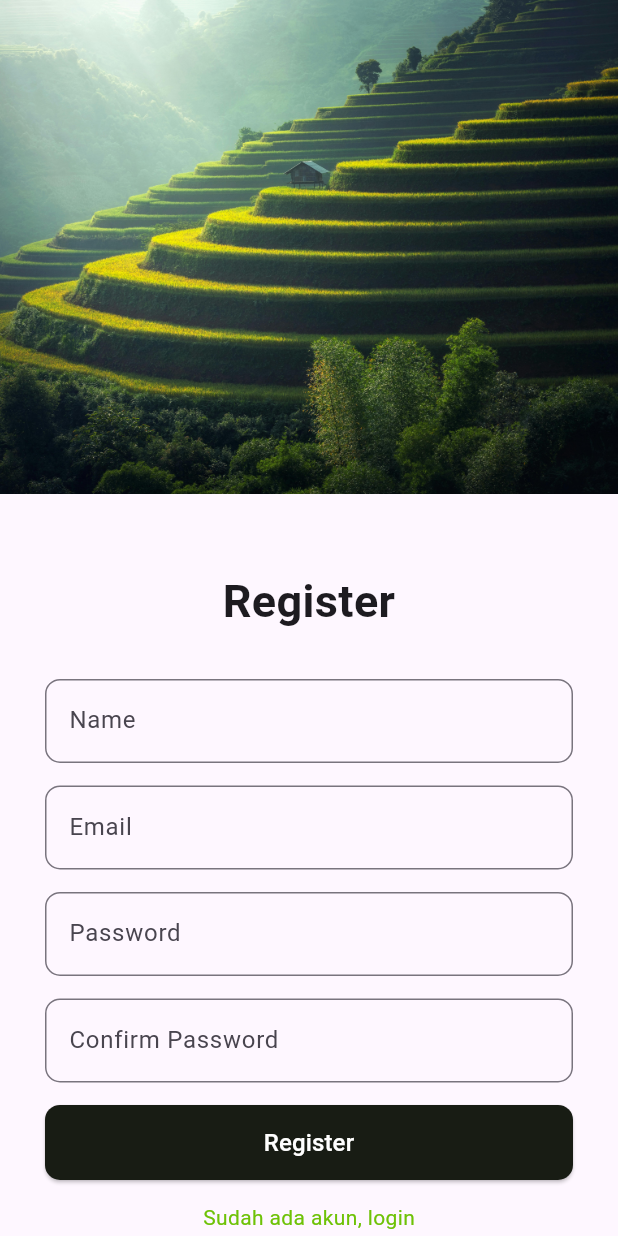
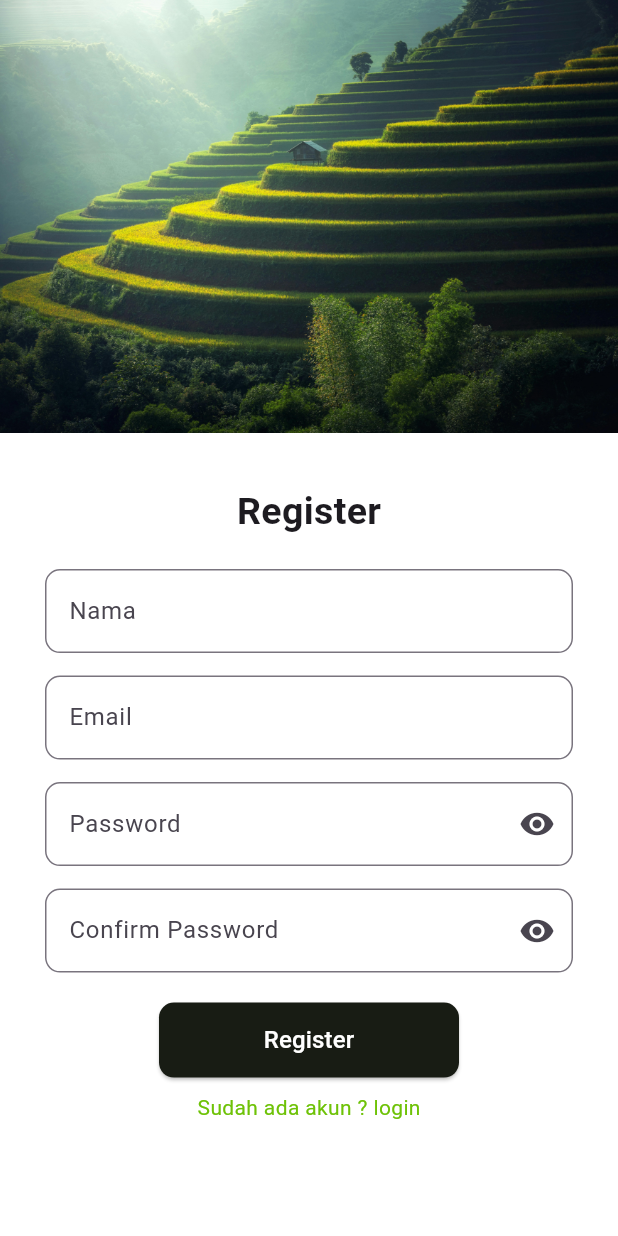
Before and after one commit to blacksonatae/rootnity_app, a Flutter app: the Register screen opened directly, on a phone screen of 412 x 824 dp. Run offline on Flutter 3.47's test engine with Material 3 defaults, Android fonts, the phone set to English and light mode, and no system bars; our stand-ins replace bootstrap_icons, flutter_blue_plus; statements that could not run were skipped.

Commit message:
Add Auth

```diff
--- /dev/null
+++ b/lib/config/auth_helper.dart
@@ -0,0 +1,3 @@
+class AuthHelper {
+
+}
--- /dev/null
+++ b/lib/screens/auth/register.dart
@@ -0,0 +1,156 @@
+import 'package:flutter/material.dart';
+
+import 'login.dart';
+
+class Register extends StatefulWidget {
+  const Register({super.key});
+
+  @override
+  State<Register> createState() => _RegisterState();
+}
+
+class _RegisterState extends State<Register> {
+  bool obscureText = true;
+
+
+  @override
+  Widget build(BuildContext context) {
+    double screenWidth = MediaQuery.of(context).size.width;
+    double screenHeight = MediaQuery.of(context).size.height;
+
+    return Scaffold(
+      backgroundColor: Colors.white,
+      body: SingleChildScrollView(
+        child: Column(
+          children: [
+            // Background Images
+            Image.asset(
+              'images/pexels-pixabay-247599.jpg',
+              width: screenWidth,
+              height: screenHeight * 0.35,
+              fit: BoxFit.cover,
+            ),
+            const SizedBox(height: 5), // dikasih jarak
+            // Konten form login
+            Padding(
+              padding: EdgeInsets.all(30.0),
+              child: Column(
+                children: [
+                  const Text(
+                    "Register",
+                    style: TextStyle(
+                      fontSize: 25.0,
+                      fontWeight: FontWeight.w700,
+                    ),
+                  ),
+                  const SizedBox(height: 20),
+                  // Nama Pengguna
+                  TextField(
+                    decoration: InputDecoration(
+                      labelText: 'Nama',
+                      border: OutlineInputBorder(
+                        borderRadius: BorderRadius.circular(10),
+                      )
+                    ),
+                  ),
+                  const SizedBox(height: 15),
+                  // Email
+                  TextField(
+                    decoration: InputDecoration(
+                      labelText: 'Email',
+                      border: OutlineInputBorder(
+                        borderRadius: BorderRadius.circular(10),
+                      )
+                    ),
+                  ),
+                  const SizedBox(height: 15),
+                  TextField(
+                    obscureText: obscureText,
+                    decoration: InputDecoration(
+                      labelText: 'Password',
+                      suffixIcon: IconButton(
+                          onPressed: () {
+                            setState(() {
+                              obscureText = !obscureText;
+                            });
+                          },
+                          icon: Icon(
+                            obscureText ? Icons.visibility : Icons.visibility_off,
+                          ),
+                      ),
+                      border: OutlineInputBorder(
+                        borderRadius: BorderRadius.circular(10),
+                      ),
+                    ),
+                  ),
+                  const SizedBox(height: 15),
+                  TextField(
+                    obscureText: obscureText,
+                    decoration: InputDecoration(
+                      labelText: 'Confirm Password',
+                      suffixIcon: IconButton(
+                          onPressed: () {
+                            setState(() {
+                              obscureText =! obscureText;
+                            });
+                          },
+                          icon: Icon(
+                            obscureText ? Icons.visibility : Icons.visibility_off,
+                          ),
+                      ),
+                      border: OutlineInputBorder(
+                        borderRadius: BorderRadius.circular(10)
+                      )
+                    ),
+                  ),
+                  const SizedBox(height: 20),
+                  SizedBox(
+                    width: 200,
+                    height: 50,
+                    child: ElevatedButton(
+                      onPressed: () {
+
+                      },
+                      style: ElevatedButton.styleFrom(
+                        backgroundColor: Color(0xFF181C14),
+                        foregroundColor: Colors.white,
+                        shape: RoundedRectangleBorder(
+                          borderRadius: BorderRadius.circular(10),
+                        ),
+                      ),
+                      child: const Text(
+                        "Register",
+                        style: TextStyle(
+                          fontWeight: FontWeight.w500,
+                          fontSize: 16,
+                        ),
+                      ),
+                    ),
+                  ),
+                  const SizedBox(height: 10),
+                  GestureDetector(
+                    onTap: () {
+                      Navigator.push(
+                        context,
+                        MaterialPageRoute(
+                            builder: (context) => const Login()
+                        ),
+                      );
+                    },
+                    child: Text(
+                      "Sudah ada akun ? login",
+                      style: TextStyle(
+                        color: Color(0xFF6EC207),
+                        decoration: TextDecoration.none
+                      ),
+                    ),
+                  ),
+                ],
+              ),
+            ),
+          ],
+        ),
+      ),
+    );
+  }
+}
--- a/lib/screens/register.dart
+++ /dev/null
@@ -1,135 +0,0 @@
-import 'package:flutter/material.dart';
-
-class Register extends StatelessWidget {
-  const Register({super.key});
-
-  void register() {
-    // Tambahkan logika registrasi di sini
-  }
-
-  @override
-  Widget build(BuildContext context) {
-    double screenHeight = MediaQuery.of(context).size.height;
-    double screenWidth = MediaQuery.of(context).size.width;
-
-    return Scaffold(
-      body: SingleChildScrollView(
-        child: Column(
-          children: [
-            Image.asset(
-              'images/pexels-pixabay-247599.jpg',
-              width: screenWidth,
-              height: screenHeight * 0.4,
-              fit: BoxFit.cover,
-            ),
-            const SizedBox(height: 20),
-            Padding(
-              padding: const EdgeInsets.all(30.0),
-              child: Column(
-                crossAxisAlignment: CrossAxisAlignment.stretch,
-                children: [
-                  const Text(
-                    'Register',
-                    style: TextStyle(
-                      fontSize: 30,
-                      fontWeight: FontWeight.bold,
-                    ),
-                    textAlign: TextAlign.center,
-                  ),
-                  const SizedBox(height: 30),
-                  // Nama Pengguna
-                  const TextField(
-                    decoration: InputDecoration(
-                      labelText: 'Name',
-                      border: OutlineInputBorder(
-                        borderRadius: BorderRadius.all(
-                          Radius.circular(10),
-                        ),
-                      ),
-                    ),
-                  ),
-                  const SizedBox(height: 15),
-                  // Email
-                  const TextField(
-                    decoration: InputDecoration(
-                      labelText: 'Email',
-                      border: OutlineInputBorder(
-                        borderRadius: BorderRadius.all(
-                          Radius.circular(10),
-                        ),
-                      ),
-                    ),
-                  ),
-                  const SizedBox(height: 15),
-                  // Password
-                  const TextField(
-                    obscureText: true,
-                    decoration: InputDecoration(
-                      labelText: 'Password',
-                      border: OutlineInputBorder(
-                        borderRadius: BorderRadius.all(
-                          Radius.circular(10),
-                        ),
-                      ),
-                    ),
-                  ),
-                  const SizedBox(height: 15),
-                  // Confirm Password
-                  const TextField(
-                    obscureText: true,
-                    decoration: InputDecoration(
-                      labelText: 'Confirm Password',
-                      border: OutlineInputBorder(
-                        borderRadius: BorderRadius.all(
-                          Radius.circular(10),
-                        ),
-                      ),
-                    ),
-                  ),
-                  const SizedBox(height: 15),
-                  // Tombol Register
-                  SizedBox(
-                    height: 50,
-                    child: ElevatedButton(
-                      onPressed: register,
-                      style: ElevatedButton.styleFrom(
-                        backgroundColor: const Color(0xFF181C14), // Warna hitam
-                        foregroundColor: Colors.white, // Warna teks putih
-                        shape: RoundedRectangleBorder(
-                          borderRadius: BorderRadius.circular(10),
-                        ),
-                      ),
-                      child: const Text(
-                        "Register",
-                        style: TextStyle(
-                          fontSize: 16,
-                          fontWeight: FontWeight.w500,
-                        ),
-                        textAlign: TextAlign.center,
-                      ),
-                    ),
-                  ),
-                  const SizedBox(height: 15),
-                  Center(
-                    child: GestureDetector(
-                      onTap: () {
-                        // Tambahkan navigasi ke halaman login
-                      },
-                      child: const Text(
-                        'Sudah ada akun, login',
-                        style: TextStyle(
-                          color: Color(0xFF6EC207),
-                          decoration: TextDecoration.none,
-                        ),
-                      ),
-                    ),
-                  ),
-                ],
-              ),
-            ),
-          ],
-        ),
-      ),
-    );
-  }
-}
--- a/pubspec.yaml
+++ b/pubspec.yaml
@@ -36,6 +36,8 @@ dependencies:
   cupertino_icons: ^1.0.8
   flutter_blue_plus: ^1.34.5
   image_picker: ^1.1.2
+  http: ^1.2.2
+  bootstrap_icons: ^1.11.3
 
 dev_dependencies:
   flutter_test:
```
Also changed, not shown: lib/main.dart (+20 -3 lines), lib/model/auth_services.dart (added, +44 -0 lines), lib/screens/auth/login.dart (added, +137 -0 lines), lib/screens/home.dart (+17 -0 lines), lib/screens/login.dart (deleted, +0 -104 lines), images/machine.png (added), pubspec.lock.
